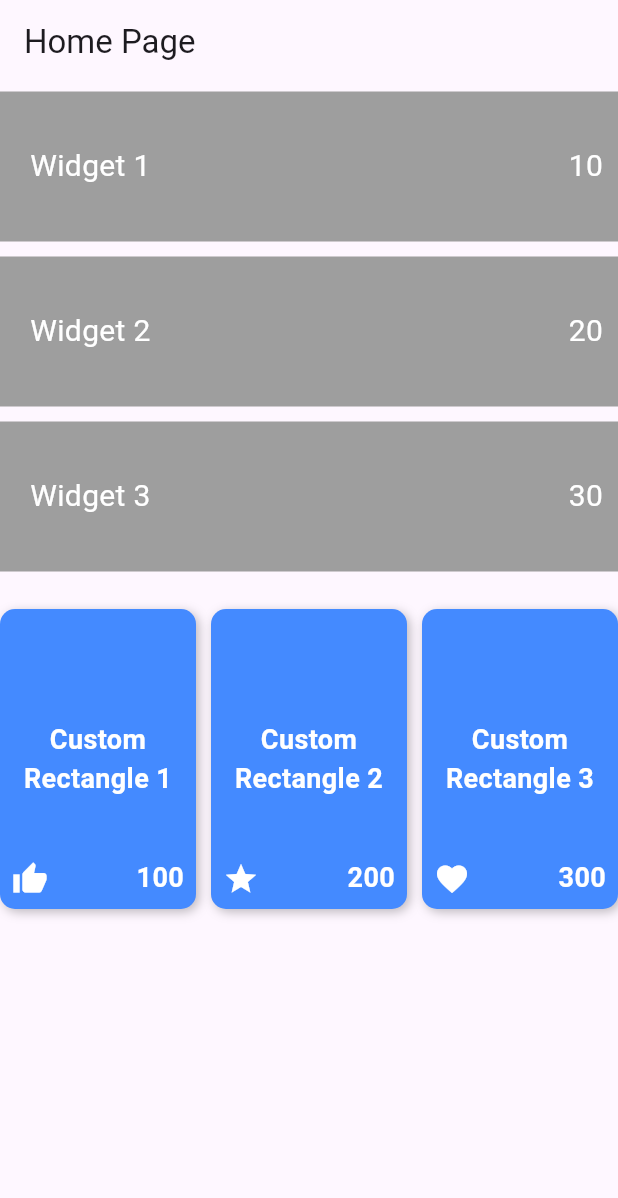
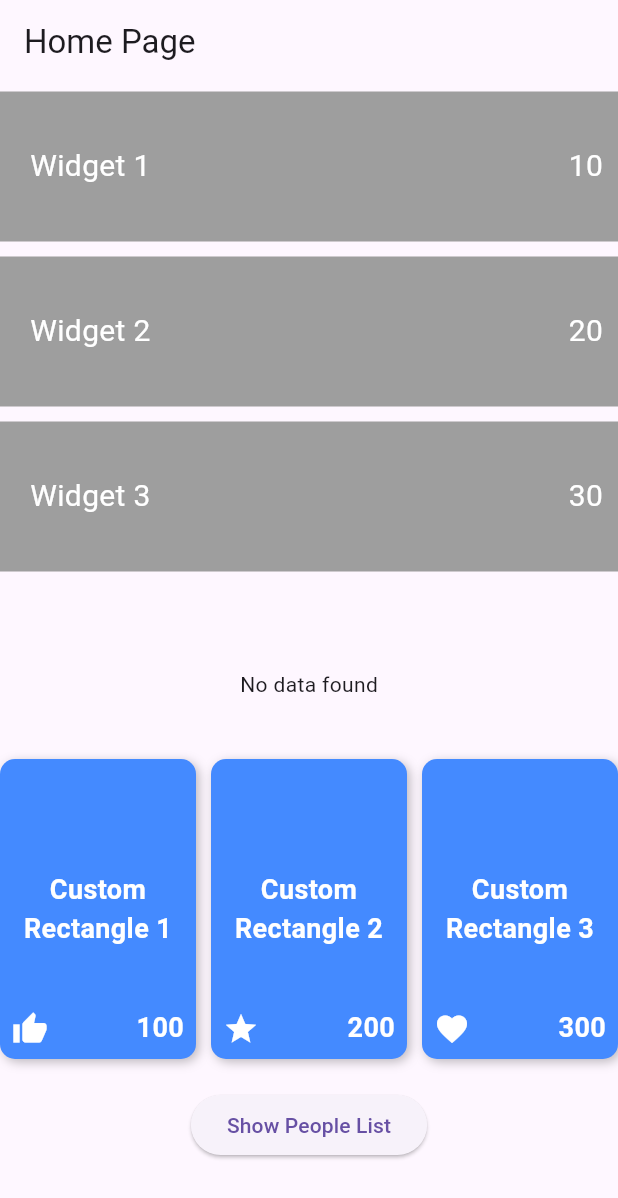
Before and after one commit to tarunkumarjhabakh/bya, a Flutter app: the screen it shows after launch, on a phone screen of 412 x 824 dp. Shown: the top 1198 px of the screen. Run offline on Flutter 3.47's test engine with Material 3 defaults, Android fonts, the phone set to English and light mode, and no system bars; our stand-ins replace cloud_firestore, firebase_auth, firebase_core; accounts and stored records are empty.

Commit message:
acid added custom rectangle, dummy widget, firestore operations

```diff
--- /dev/null
+++ b/lib/dummy_widget.dart
@@ -0,0 +1,44 @@
+// custom_widget.dart
+import 'package:flutter/material.dart';
+import 'firestore_handler.dart'; // Import your Firestore handler file
+
+class DummyWidget extends StatelessWidget {
+  final String collectionName;
+
+  DummyWidget({required this.collectionName});
+
+  @override
+  Widget build(BuildContext context) {
+    return Container(
+        height: 100,
+        child: FutureBuilder<List<Map<String, dynamic>>>(
+          future: getData("nobs"),
+          builder: (context, snapshot) {
+            if (snapshot.connectionState == ConnectionState.waiting) {
+              return Center(child: CircularProgressIndicator());
+            }
+
+            if (snapshot.hasError) {
+              return Center(child: Text("Error: ${snapshot.error}"));
+            }
+
+            if (!snapshot.hasData || snapshot.data!.isEmpty) {
+              return Center(child: Text("No data found"));
+            }
+
+            // Display data if fetched successfully
+            var data = snapshot.data!;
+            return ListView.builder(
+              itemCount: data.length,
+              itemBuilder: (context, index) {
+                var person = data[index];
+                return ListTile(
+                  title: Text(person['name'] ?? 'No Name'),
+                  subtitle: Text('Age: ${person['age']}'),
+                );
+              },
+            );
+          },
+        ));
+  }
+}
--- /dev/null
+++ b/lib/firestore_handler.dart
@@ -0,0 +1,33 @@
+import 'package:cloud_firestore/cloud_firestore.dart';
+
+Future<void> addData() async {
+  // Get Firestore instance
+  FirebaseFirestore firestore = FirebaseFirestore.instance;
+
+  // Add a new document in the 'users' collection
+  await firestore.collection('users').add({
+    'name': 'John Doe',
+    'age': 25,
+    'email': 'john.doe@example.com',
+  });
+}
+
+Future<List<Map<String, dynamic>>> getData(String collectionName) async {
+  FirebaseFirestore firestore = FirebaseFirestore.instance;
+
+  List<Map<String, dynamic>> dataList = [];
+
+  try {
+    // Fetch all documents from the specified collection
+    QuerySnapshot snapshot = await firestore.collection(collectionName).get();
+
+    // Iterate through the documents and add data to the list
+    for (var doc in snapshot.docs) {
+      dataList.add(doc.data() as Map<String, dynamic>);
+    }
+  } catch (e) {
+    print("Error fetching data: $e");
+  }
+
+  return dataList;
+}
--- a/lib/home_page.dart
+++ b/lib/home_page.dart
@@ -3,6 +3,9 @@ import 'package:flutter/material.dart';
 import 'package:flutter/services.dart';
 import 'home_widget.dart';
 import 'custom_rectangle.dart';
+import 'firestore_handler.dart';
+import 'dummy_widget.dart';
+import 'people_list_screen.dart';
 
 Future<List<Map<String, dynamic>>> loadJson() async {
   String jsonString = await rootBundle.loadString('assets/home_page.json');
@@ -12,17 +15,24 @@ Future<List<Map<String, dynamic>>> loadJson() async {
 class HomePage extends StatelessWidget {
   @override
   Widget build(BuildContext context) {
+    getData("nobs"); // Call the getData function for Firestore
+
     return Scaffold(
       appBar: AppBar(
         title: Text('Home Page'),
       ),
-      body: Center(
+      body: SingleChildScrollView(
+        // Wrap the Column inside SingleChildScrollView
+        child: Center(
           child: FutureBuilder<List<Map<String, dynamic>>>(
+            // Fetching data from assets
             future: loadJson(),
             builder: (context, snapshot) {
               if (snapshot.hasError) {
-              return Text("Error loading data",
-                  style: TextStyle(color: Colors.red, fontSize: 20));
+                return Text(
+                  "Error loading data",
+                  style: TextStyle(color: Colors.red, fontSize: 20),
+                );
               }
 
               if (!snapshot.hasData || snapshot.data!.isEmpty) {
@@ -31,7 +41,9 @@ class HomePage extends StatelessWidget {
 
               List<Map<String, dynamic>> widgets = snapshot.data!;
 
-            return Column(children: [
+              return Column(
+                children: [
+                  // Dynamic widgets from JSON
                   ...widgets.map((widgetData) {
                     return HomeWidget(
                       name: widgetData['name'],
@@ -42,9 +54,12 @@ class HomePage extends StatelessWidget {
                       height:
                           20), // Spacer between dynamic widgets and CustomRectangles
 
+                  DummyWidget(collectionName: 'nobs'),
+
                   // 3 CustomRectangle widgets in a Row
                   Row(
-                mainAxisAlignment: MainAxisAlignment.center, // Center the row
+                    mainAxisAlignment:
+                        MainAxisAlignment.center, // Center the row
                     children: [
                       // Use Expanded to make each rectangle take equal width
                       Expanded(
@@ -73,8 +88,26 @@ class HomePage extends StatelessWidget {
                       ),
                     ],
                   ),
-            ]);
+                  SizedBox(height: 20), // Add space after Custom Rectangles
+
+                  // Button to navigate to People List
+                  ElevatedButton(
+                    onPressed: () {
+                      // Navigate to the PeopleListScreen
+                      Navigator.push(
+                        context,
+                        MaterialPageRoute(
+                          builder: (context) =>
+                              PeopleListScreen(collectionName: 'nobs'),
+                        ),
+                      );
                     },
+                    child: Text('Show People List'),
+                  ),
+                ],
+              );
+            },
+          ),
         ),
       ),
     );
--- /dev/null
+++ b/lib/people_list_screen.dart
@@ -0,0 +1,46 @@
+import 'package:flutter/material.dart';
+import 'firestore_handler.dart'; // Import the Firestore handler file
+
+class PeopleListScreen extends StatelessWidget {
+  final String collectionName;
+
+  PeopleListScreen({required this.collectionName});
+
+  @override
+  Widget build(BuildContext context) {
+    return Scaffold(
+      appBar: AppBar(
+        title: Text('People List'),
+      ),
+      body: FutureBuilder<List<Map<String, dynamic>>>(
+        future: getData(collectionName), // Call getData function to fetch data
+        builder: (context, snapshot) {
+          if (snapshot.connectionState == ConnectionState.waiting) {
+            return Center(child: CircularProgressIndicator());
+          }
+
+          if (snapshot.hasError) {
+            return Center(child: Text("Error: ${snapshot.error}"));
+          }
+
+          if (!snapshot.hasData || snapshot.data!.isEmpty) {
+            return Center(child: Text("No data found"));
+          }
+
+          // Display data if fetched successfully
+          var data = snapshot.data!;
+          return ListView.builder(
+            itemCount: data.length,
+            itemBuilder: (context, index) {
+              var person = data[index];
+              return ListTile(
+                title: Text(person['name'] ?? 'No Name'),
+                subtitle: Text('Age: ${person['age']}'),
+              );
+            },
+          );
+        },
+      ),
+    );
+  }
+}
--- a/pubspec.yaml
+++ b/pubspec.yaml
@@ -36,6 +36,7 @@ dependencies:
   cupertino_icons: ^1.0.8
   firebase_core: ^3.10.0
   firebase_auth: ^5.4.0
+  cloud_firestore: ^5.6.1
 
 dev_dependencies:
   flutter_test:
```
Also changed, not shown: pubspec.lock, 3 other files. Lines whose indentation alone changed are shown as unchanged.
